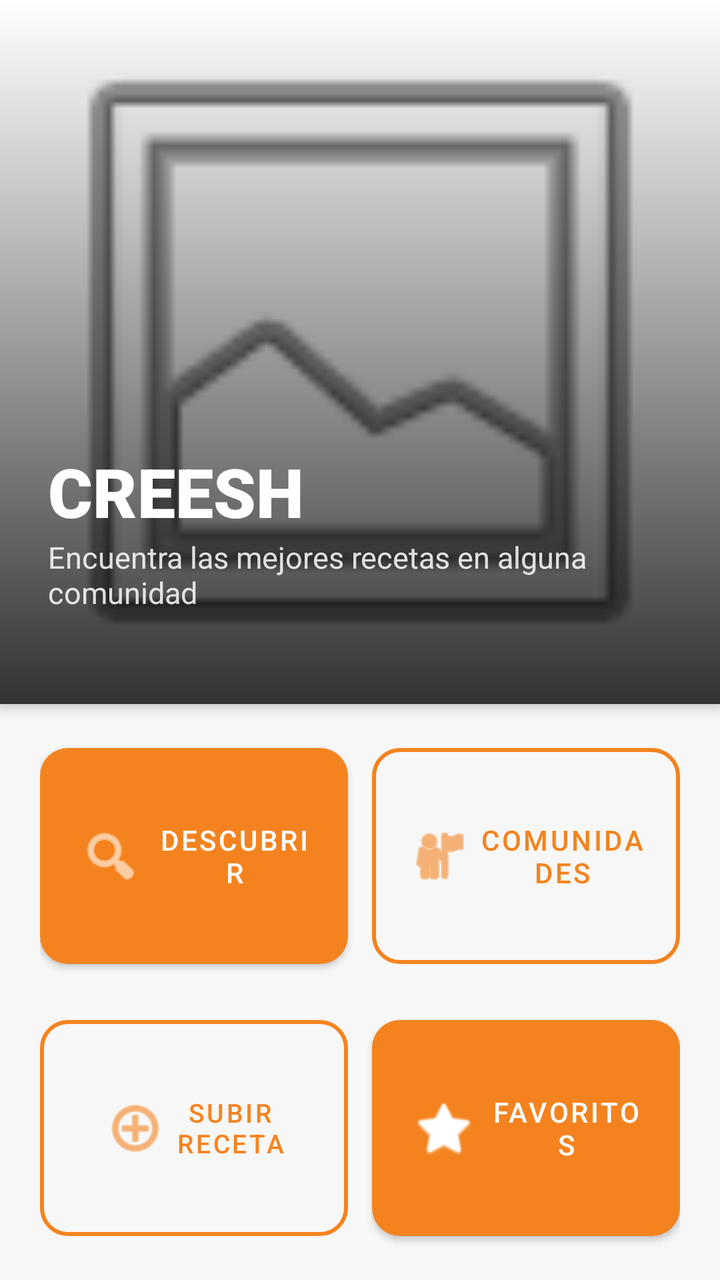
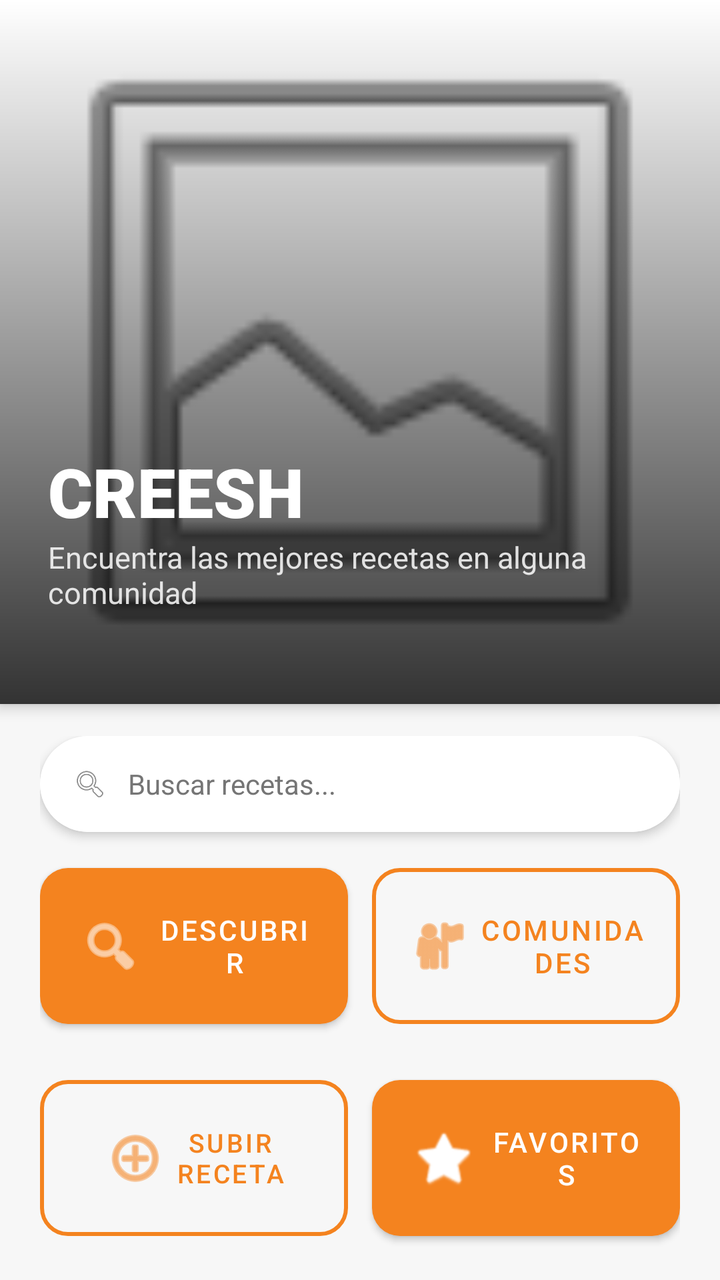

Two renders of the same Android screen: before a commit and after it. Below are the layout's source before the change and the commit's diff.
<!-- AndroidManifest.xml: application theme Theme.CreeshApp -->
<!-- res/layout/fragment_home.xml -->
<?xml version="1.0" encoding="utf-8"?>
<androidx.constraintlayout.widget.ConstraintLayout
    xmlns:android="http://schemas.android.com/apk/res/android"
    xmlns:app="http://schemas.android.com/apk/res-auto"
    android:layout_width="match_parent"
    android:layout_height="match_parent"
    android:background="@color/background">

    
    <androidx.constraintlayout.widget.Guideline
        android:id="@+id/guideline"
        android:layout_width="wrap_content"
        android:layout_height="wrap_content"
        android:orientation="horizontal"
        app:layout_constraintGuide_percent="0.55"/>

    
    <androidx.cardview.widget.CardView
        android:id="@+id/cardHero"
        android:layout_width="0dp"
        android:layout_height="0dp"
        app:cardCornerRadius="0dp"
        app:cardElevation="4dp"
        app:layout_constraintTop_toTopOf="parent"
        app:layout_constraintStart_toStartOf="parent"
        app:layout_constraintEnd_toEndOf="parent"
        app:layout_constraintBottom_toTopOf="@id/guideline">

        <FrameLayout
            android:layout_width="match_parent"
            android:layout_height="match_parent">

            <ImageView
                android:id="@+id/ivHeroImage"
                android:layout_width="match_parent"
                android:layout_height="match_parent"
                android:scaleType="centerCrop"
                android:src="@android:drawable/ic_menu_gallery"/>

            
            <View
                android:layout_width="match_parent"
                android:layout_height="match_parent"
                android:background="@drawable/gradient_overlay"/>

            
            <LinearLayout
                android:id="@+id/layoutHeroContent"
                android:layout_width="match_parent"
                android:layout_height="wrap_content"
                android:layout_gravity="bottom"
                android:orientation="vertical"
                android:padding="24dp">

                <TextView
                    android:text="CREESH"
                    android:textColor="@color/white"
                    android:textSize="34sp"
                    android:fontFamily="sans-serif-black"
                    android:layout_width="wrap_content"
                    android:layout_height="wrap_content"/>

                <TextView
                    android:text="Encuentra las mejores recetas en alguna comunidad"
                    android:textColor="@color/white"
                    android:textSize="15sp"
                    android:alpha="0.85"
                    android:layout_width="wrap_content"
                    android:layout_height="wrap_content"/>

                <TextView
                    android:id="@+id/tvHeroRecipeName"
                    android:textColor="@color/orange_light"
                    android:textSize="13sp"
                    android:layout_marginTop="4dp"
                    android:layout_width="wrap_content"
                    android:layout_height="wrap_content"/>

            </LinearLayout>

            
            <LinearLayout
                android:id="@+id/layoutHeroError"
                android:layout_width="match_parent"
                android:layout_height="match_parent"
                android:layout_gravity="center"
                android:orientation="vertical"
                android:gravity="center"
                android:background="#CC000000"
                android:visibility="gone">

                <TextView
                    android:id="@+id/tvHeroErrorMessage"
                    android:layout_width="wrap_content"
                    android:layout_height="wrap_content"
                    android:text="Sin conexión a internet"
                    android:textColor="@color/white"
                    android:textSize="16sp"
                    android:textStyle="bold"
                    android:gravity="center"/>

                <TextView
                    android:layout_width="wrap_content"
                    android:layout_height="wrap_content"
                    android:text="Verifica tu red e intenta de nuevo"
                    android:textColor="#CCFFFFFF"
                    android:textSize="13sp"
                    android:gravity="center"
                    android:layout_marginTop="4dp"
                    android:layout_marginBottom="16dp"/>

                <com.google.android.material.button.MaterialButton
                    android:id="@+id/btnRetry"
                    android:layout_width="wrap_content"
                    android:layout_height="40dp"
                    android:text="Reintentar"
                    android:textSize="14sp"
                    app:backgroundTint="@color/primary_orange"
                    app:cornerRadius="20dp"/>

            </LinearLayout>
        </FrameLayout>
    </androidx.cardview.widget.CardView>

    
    <LinearLayout
        android:layout_width="0dp"
        android:layout_height="0dp"
        android:orientation="vertical"
        android:gravity="center"
        android:paddingHorizontal="20dp"
        android:paddingVertical="16dp"
        app:layout_constraintTop_toTopOf="@id/guideline"
        app:layout_constraintBottom_toBottomOf="parent"
        app:layout_constraintStart_toStartOf="parent"
        app:layout_constraintEnd_toEndOf="parent">

        
        <LinearLayout
            android:layout_width="match_parent"
            android:layout_height="0dp"
            android:layout_weight="1"
            android:layout_marginBottom="8dp"
            android:orientation="horizontal"
            android:weightSum="2">

            <com.google.android.material.button.MaterialButton
                android:id="@+id/btnDiscover"
                android:layout_width="0dp"
                android:layout_height="match_parent"
                android:layout_weight="1"
                android:layout_marginEnd="6dp"
                android:text="Descubrir"
                android:textSize="14sp"
                app:backgroundTint="@color/primary_orange"
                app:cornerRadius="14dp"
                app:icon="@android:drawable/ic_menu_search"
                app:iconGravity="textStart"/>

            <com.google.android.material.button.MaterialButton
                android:id="@+id/btnCommunities"
                android:layout_width="0dp"
                android:layout_height="match_parent"
                android:layout_weight="1"
                android:layout_marginStart="6dp"
                android:text="Comunidades"
                android:textSize="14sp"
                style="@style/Widget.MaterialComponents.Button.OutlinedButton"
                app:strokeColor="@color/primary_orange"
                app:strokeWidth="2dp"
                android:textColor="@color/primary_orange"
                app:cornerRadius="14dp"
                app:icon="@android:drawable/ic_menu_myplaces"
                app:iconGravity="textStart"
                app:iconTint="@color/primary_orange"/>

        </LinearLayout>

        
        <LinearLayout
            android:layout_width="match_parent"
            android:layout_height="0dp"
            android:layout_weight="1"
            android:layout_marginTop="8dp"
            android:orientation="horizontal"
            android:weightSum="2">

            <com.google.android.material.button.MaterialButton
                android:id="@+id/btnUploadRecipe"
                android:layout_width="0dp"
                android:layout_height="match_parent"
                android:layout_weight="1"
                android:layout_marginEnd="6dp"
                android:text="Subir receta"
                android:textSize="13sp"
                style="@style/Widget.MaterialComponents.Button.OutlinedButton"
                app:strokeColor="@color/primary_orange"
                app:strokeWidth="2dp"
                android:textColor="@color/primary_orange"
                app:cornerRadius="14dp"
                app:icon="@android:drawable/ic_menu_add"
                app:iconGravity="textStart"
                app:iconTint="@color/primary_orange"/>

            <com.google.android.material.button.MaterialButton
                android:id="@+id/btnFavorites"
                android:layout_width="0dp"
                android:layout_height="match_parent"
                android:layout_weight="1"
                android:layout_marginStart="6dp"
                android:text="Favoritos"
                android:textSize="14sp"
                app:backgroundTint="@color/primary_orange"
                app:cornerRadius="14dp"
                app:icon="@android:drawable/btn_star_big_off"
                app:iconGravity="textStart"/>

        </LinearLayout>

    </LinearLayout>

</androidx.constraintlayout.widget.ConstraintLayout>
<!-- resources referenced by this layout -->
<resources>
  <color name="background">#F7F7F7</color>
  <color name="orange_light">#FFD0A0</color>
  <color name="primary_orange">#F4831F</color>
  <color name="white">#FFFFFF</color>
  <!-- drawable gradient_overlay (drawable) -->
  <?xml version="1.0" encoding="utf-8"?>
  <shape xmlns:android="http://schemas.android.com/apk/res/android">
      <gradient
          android:startColor="#00000000"
          android:endColor="#CC000000"
          android:angle="270"
          android:type="linear"/>
  </shape>
  <style name="Theme.CreeshApp" parent="Theme.MaterialComponents.DayNight.NoActionBar">
          <item name="colorPrimary">@color/primary_orange</item>
          <item name="colorPrimaryVariant">@color/primary_orange_dark</item>
          <item name="colorOnPrimary">@color/white</item>
          <item name="colorSecondary">@color/primary_orange</item>
          <item name="colorOnSecondary">@color/white</item>
          <item name="android:windowBackground">@color/background</item>
          <item name="android:statusBarColor">@color/primary_orange</item>
          <item name="colorControlActivated">@color/primary_orange</item>
          <item name="colorControlHighlight">@color/orange_surface</item>
      </style>
  <color name="primary_orange_dark">#D96B0A</color>
  <color name="orange_surface">#FFF3E8</color>
</resources>

<!-- the commit's change to res/layout/fragment_home.xml (unified diff, before → after) -->
@@ -136,6 +136,44 @@
         app:layout_constraintEnd_toEndOf="parent">
 
         
+        <androidx.cardview.widget.CardView
+            android:layout_width="match_parent"
+            android:layout_height="48dp"
+            android:layout_marginBottom="12dp"
+            app:cardCornerRadius="24dp"
+            app:cardElevation="3dp">
+
+            <LinearLayout
+                android:layout_width="match_parent"
+                android:layout_height="match_parent"
+                android:orientation="horizontal"
+                android:gravity="center_vertical"
+                android:paddingHorizontal="16dp"
+                android:background="@color/white">
+
+                <ImageView
+                    android:layout_width="18dp"
+                    android:layout_height="18dp"
+                    android:src="@android:drawable/ic_menu_search"
+                    android:layout_marginEnd="10dp"/>
+
+                <EditText
+                    android:id="@+id/etHomeSearch"
+                    android:layout_width="0dp"
+                    android:layout_height="match_parent"
+                    android:layout_weight="1"
+                    android:hint="Buscar recetas..."
+                    android:textSize="14sp"
+                    android:textColor="@color/text_primary"
+                    android:textColorHint="@color/text_secondary"
+                    android:background="@android:color/transparent"
+                    android:imeOptions="actionSearch"
+                    android:inputType="text"
+                    android:singleLine="true"/>
+            </LinearLayout>
+        </androidx.cardview.widget.CardView>
+
+        
         <LinearLayout
             android:layout_width="match_parent"
             android:layout_height="0dp"
<!-- resource entries referenced after the edit -->
@@ -3,6 +3,8 @@
   <color name="background">#F7F7F7</color>
   <color name="orange_light">#FFD0A0</color>
   <color name="primary_orange">#F4831F</color>
+  <color name="text_primary">#1A1A1A</color>
+  <color name="text_secondary">#757575</color>
   <color name="white">#FFFFFF</color>
   <!-- drawable gradient_overlay (drawable) -->
   <?xml version="1.0" encoding="utf-8"?>
